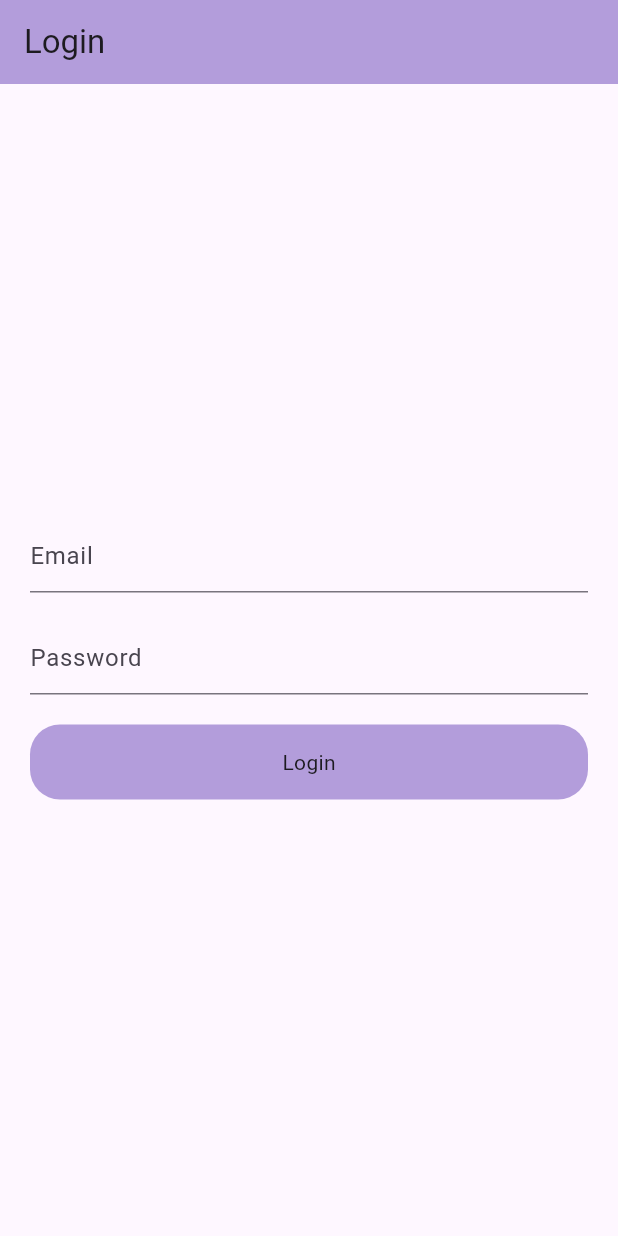
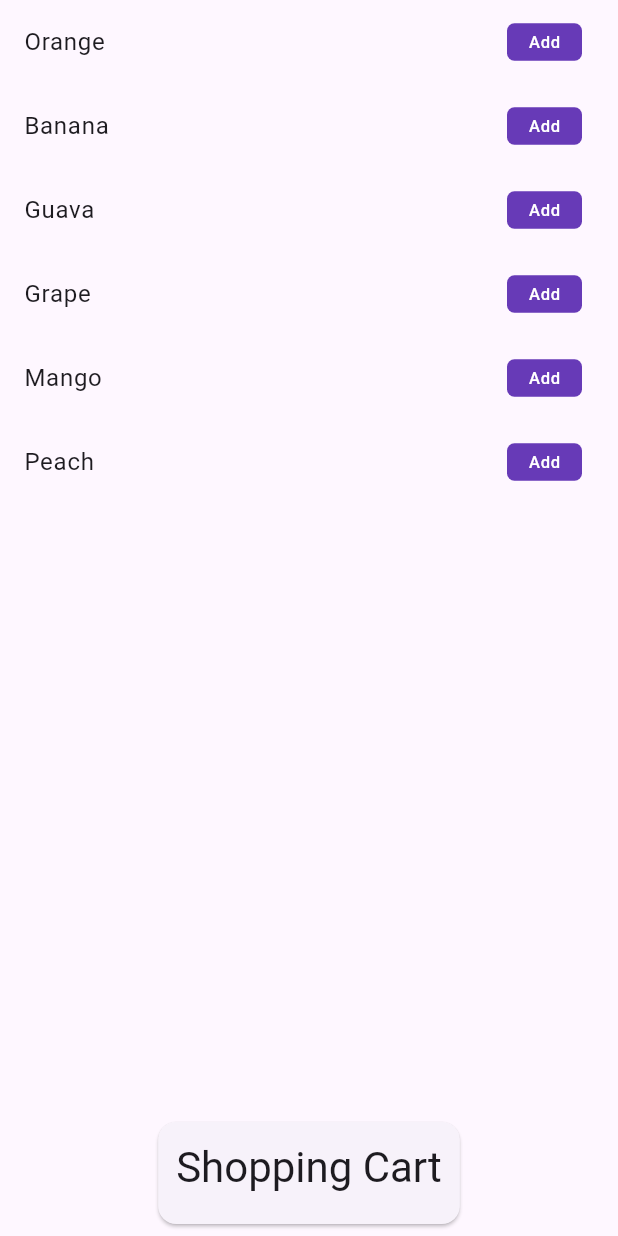
Before and after one commit to umeree/StateManagemntFlutter, a Flutter app: the screen it shows after launch, on a phone screen of 412 x 824 dp. Run offline on Flutter 3.47's test engine with Material 3 defaults, Android fonts, the light colour scheme and no system bars.

Commit message:
shoping cart

```diff
--- a/lib/main.dart
+++ b/lib/main.dart
@@ -1,10 +1,12 @@
 import 'package:flutter/material.dart';
 import 'package:provider/provider.dart';
+import 'package:stateamnagement/provider/Cart_provider.dart';
 import 'package:stateamnagement/provider/auth_provider.dart';
 import 'package:stateamnagement/provider/count_provider.dart';
 import 'package:stateamnagement/provider/dark_theme_provider.dart';
 import 'package:stateamnagement/provider/favorite_provider.dart';
 import 'package:stateamnagement/provider/sliderProvider.dart';
+import 'package:stateamnagement/screens/cart_list.dart';
 import 'package:stateamnagement/screens/count.dart';
 import 'package:stateamnagement/screens/dark_theme.dart';
 import 'package:stateamnagement/screens/favouriteApp.dart';
@@ -27,7 +29,8 @@ class MyApp extends StatelessWidget {
         ChangeNotifierProvider(create: (context) => SliderProvider()),
         ChangeNotifierProvider(create: (context) => FavoriteItemProvider()),
         ChangeNotifierProvider(create: (context) => ThemeChanger()),
-        ChangeNotifierProvider(create: (context) => AuthProvider())
+        ChangeNotifierProvider(create: (context) => AuthProvider()),
+        ChangeNotifierProvider(create: (context) => CartModel()),
       ],
       child: Builder(
         builder: (BuildContext context) {
@@ -40,7 +43,7 @@ class MyApp extends StatelessWidget {
               primarySwatch: Colors.deepPurple,
             ),
             darkTheme: ThemeData(brightness: Brightness.dark),
-            home: LoginScreen(),
+            home: CartScreen(),
           );
         },
       ),
--- /dev/null
+++ b/lib/provider/Cart_provider.dart
@@ -0,0 +1,16 @@
+import 'package:flutter/foundation.dart';
+
+class CartModel extends ChangeNotifier {
+  List<String> _items = [];
+  List<String> get items => _items;
+
+  void additems(String value) {
+    _items.add(value);
+    notifyListeners();
+  }
+
+  void removeItems(String value) {
+    _items.remove(value);
+    notifyListeners();
+  }
+}
--- /dev/null
+++ b/lib/screens/cart_list.dart
@@ -0,0 +1,106 @@
+import 'package:flutter/foundation.dart';
+import 'package:flutter/material.dart';
+import 'package:provider/provider.dart';
+import 'package:stateamnagement/provider/Cart_provider.dart';
+
+class CartScreen extends StatefulWidget {
+  const CartScreen({super.key});
+
+  @override
+  State<CartScreen> createState() => _CartScreenState();
+}
+
+class _CartScreenState extends State<CartScreen> {
+  @override
+  Widget build(BuildContext context) {
+    return SafeArea(
+      child: Scaffold(
+        body: Column(children: [Expanded(child: ItemList()), ShoppingCart()]),
+      ),
+    );
+  }
+}
+
+//Components for Cart
+class ItemList extends StatelessWidget {
+  const ItemList({super.key});
+
+  @override
+  Widget build(BuildContext context) {
+    List<String> allItems = [
+      "Orange",
+      "Banana",
+      "Guava",
+      "Grape",
+      "Mango",
+      "Peach"
+    ];
+    final cartProvider = Provider.of<CartModel>(context, listen: false);
+    return ListView.builder(
+        itemCount: allItems.length,
+        itemBuilder: (context, index) {
+          return ListTile(
+            onTap: () {
+              cartProvider.additems(allItems[index]);
+              print(cartProvider.items);
+            },
+            title: Text(allItems[index]),
+            trailing: Container(
+              width: 50,
+              height: 25,
+              decoration: BoxDecoration(
+                  color: Colors.deepPurple,
+                  borderRadius: BorderRadius.circular(5)),
+              child: Center(
+                  child: Text(
+                "Add",
+                style: TextStyle(color: Colors.white),
+              )),
+            ),
+          );
+        });
+  }
+}
+
+class ShoppingCart extends StatelessWidget {
+  const ShoppingCart({super.key});
+
+  @override
+  Widget build(BuildContext context) {
+    return Card(
+      margin: EdgeInsets.all(8),
+      child: Padding(
+        padding: EdgeInsets.all(12),
+        child: Column(
+          crossAxisAlignment: CrossAxisAlignment.center,
+          children: [
+            Text(
+              "Shopping Cart",
+              style: Theme.of(context).textTheme.headlineMedium,
+            ),
+            SizedBox(
+              height: 8,
+            ),
+            Consumer<CartModel>(builder: (context, value, children) {
+              List<String> cartItems = value.items;
+              return Column(
+                  crossAxisAlignment: CrossAxisAlignment.center,
+                  children: List.generate(cartItems.length, (index) {
+                    String item = cartItems[index];
+                    return ListTile(
+                      title: Text(item),
+                      trailing: Icon(Icons.remove),
+                      onTap: () {
+                        Provider.of<CartModel>(context, listen: false)
+                            .removeItems(item);
+                        print(cartItems);
+                      },
+                    );
+                  }));
+            })
+          ],
+        ),
+      ),
+    );
+  }
+}
```
